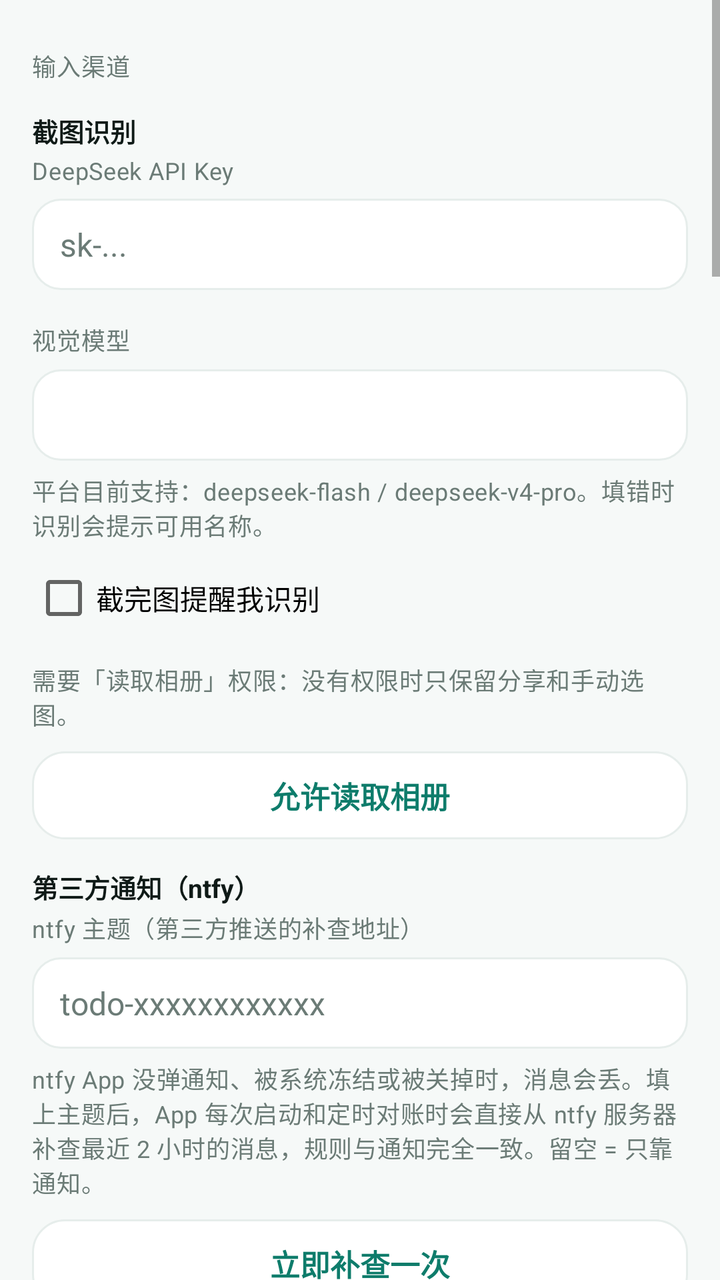
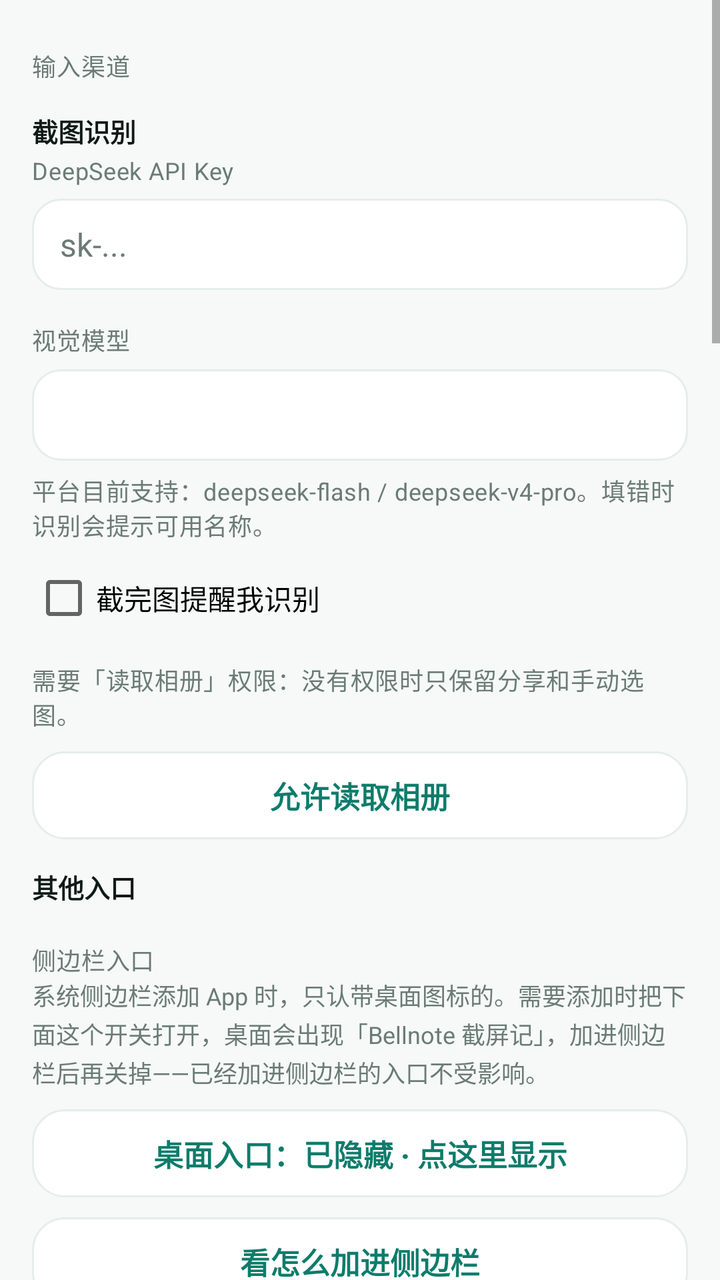

Before-and-after screenshots of an Android layout around one commit, followed by the original layout XML and the change that was made.
<!-- AndroidManifest.xml: application theme Theme.NtfyCalendar -->
<!-- res/layout/activity_settings.xml -->
﻿<?xml version="1.0" encoding="utf-8"?>
<ScrollView xmlns:android="http://schemas.android.com/apk/res/android"
    android:layout_width="match_parent"
    android:layout_height="match_parent"
    android:background="?attr/bnWindowBg">

    <LinearLayout
        android:layout_width="match_parent"
        android:layout_height="wrap_content"
        android:orientation="vertical"
        android:paddingLeft="16dp"
        android:paddingRight="16dp"
        android:paddingTop="8dp"
        android:paddingBottom="28dp">

                
        <TextView
            style="@style/FormLabel"
            android:text="输入渠道" />


        <TextView
            style="@style/SectionSubLabel"
            android:text="截图识别" />

        <TextView
            style="@style/FormLabel"
            android:layout_marginTop="0dp"
            android:text="@string/label_api_key" />

        <EditText
            android:id="@+id/etApiKey"
            style="@style/FormInput"
            android:hint="sk-..."
            android:inputType="textPassword" />

        <TextView
            style="@style/FormLabel"
            android:text="@string/label_model" />

        <EditText
            android:id="@+id/etModel"
            style="@style/FormInput"
            android:inputType="text" />

        <TextView
            android:id="@+id/tvModelHint"
            style="@style/FormLabel"
            android:layout_marginTop="6dp"
            android:text="@string/model_hint" />

        <CheckBox
            android:id="@+id/cbShotWatch"
            android:layout_width="match_parent"
            android:layout_height="wrap_content"
            android:layout_marginTop="12dp"
            android:text="@string/shot_watch_label" />

        <TextView
            android:id="@+id/tvShotWatchHint"
            style="@style/FormLabel"
            android:text="@string/shot_watch_hint" />

        <Button
            android:id="@+id/btnMediaPerm"
            style="@style/BtnTonal"
            android:layout_marginTop="10dp"
            android:text="@string/btn_grant_media" />

        
        <TextView
            style="@style/SectionSubLabel"
            android:text="第三方通知（ntfy）" />

        <TextView
            style="@style/FormLabel"
            android:layout_marginTop="0dp"
            android:text="@string/label_ntfy_topic" />

        <EditText
            android:id="@+id/etNtfyTopic"
            style="@style/FormInput"
            android:hint="todo-xxxxxxxxxxxx"
            android:inputType="text" />

        <TextView
            android:id="@+id/tvNtfyHint"
            style="@style/FormLabel"
            android:layout_marginTop="6dp"
            android:text="@string/hint_ntfy_topic" />

        <Button
            android:id="@+id/btnCatchUpNow"
            style="@style/BtnTonal"
            android:layout_marginTop="10dp"
            android:text="@string/btn_catch_up_now" />

        <Button
            android:id="@+id/btnSendTest"
            style="@style/BtnTonal"
            android:layout_marginTop="10dp"
            android:text="@string/btn_send_test" />

        <TextView
            style="@style/SectionSubLabel"
            android:text="其他 App 的通知" />

        <TextView
            style="@style/HintText"
            android:text="@string/hint_other_sources" />

        
        <TextView
            style="@style/SectionSubLabel"
            android:text="推送怎么处理" />

        <CheckBox
            android:id="@+id/cbAutoImport"
            android:layout_width="match_parent"
            android:layout_height="wrap_content"
            android:text="@string/label_auto_import" />

        <CheckBox
            android:id="@+id/cbStrictParse"
            android:layout_width="match_parent"
            android:layout_height="wrap_content"
            android:text="@string/label_strict_parse" />

        <TextView
            android:id="@+id/tvStrictHint"
            style="@style/FormLabel"
            android:text="@string/hint_strict_parse" />

        
        <TextView
            style="@style/SectionSubLabel"
            android:text="没写进日历的推送" />

        <TextView
            android:id="@+id/tvIgnored"
            style="@style/FormLabel"
            android:background="@drawable/bg_input"
            android:padding="12dp"
            android:text="@string/hint_ignored_empty" />

        <Button
            android:id="@+id/btnClearIgnored"
            style="@style/BtnTonal"
            android:layout_marginTop="10dp"
            android:text="@string/btn_clear_ignored" />

                
        <TextView
            style="@style/FormLabel"
            android:text="日历与同步" />


        <TextView
            style="@style/SectionSubLabel"
            android:layout_marginTop="10dp"
            android:text="目标日历" />

        <Spinner
            android:id="@+id/spCalendar"
            android:layout_width="match_parent"
            android:layout_height="52dp"
            android:background="@drawable/bg_input"
            android:paddingLeft="10dp"
            android:paddingRight="10dp" />

        <TextView
            android:id="@+id/tvCalendarHint"
            style="@style/FormLabel"
            android:layout_marginTop="6dp" />

        <Button
            android:id="@+id/btnCreateCalendar"
            style="@style/BtnTonal"
            android:layout_marginTop="10dp"
            android:text="@string/btn_create_calendar" />

        
        <TextView
            style="@style/FormLabel"
            android:text="@string/label_remind" />

        <EditText
            android:id="@+id/etRemind"
            style="@style/FormInput"
            android:hint="1440,60"
            android:inputType="text" />

        
        <TextView
            style="@style/SectionSubLabel"
            android:text="@string/title_reconcile" />

        <CheckBox
            android:id="@+id/cbReconcile"
            android:layout_width="match_parent"
            android:layout_height="wrap_content"
            android:text="@string/label_reconcile_enabled" />

        <TextView
            style="@style/FormLabel"
            android:text="@string/label_reconcile_interval" />

        <Spinner
            android:id="@+id/spReconcileInterval"
            android:layout_width="match_parent"
            android:layout_height="52dp"
            android:background="@drawable/bg_input"
            android:paddingLeft="10dp"
            android:paddingRight="10dp" />

        <CheckBox
            android:id="@+id/cbReconcileNotify"
            android:layout_width="match_parent"
            android:layout_height="wrap_content"
            android:text="@string/label_reconcile_notify" />

        <Button
            android:id="@+id/btnReconcileNow"
            style="@style/BtnTonal"
            android:layout_marginTop="10dp"
            android:text="@string/btn_reconcile_now" />

        
        <TextView
            style="@style/SectionSubLabel"
            android:text="备份" />

        <Button
            android:id="@+id/btnExportIcs"
            style="@style/BtnTonal"
            android:text="@string/btn_export_ics" />

        <Button
            android:id="@+id/btnBackupLedger"
            style="@style/BtnTonal"
            android:layout_marginTop="10dp"
            android:text="@string/btn_backup_ledger" />

                
        <TextView
            style="@style/FormLabel"
            android:text="外观" />


        <TextView
            style="@style/FormLabel"
            android:layout_marginTop="8dp"
            android:text="外观" />

        <TextView
            style="@style/FormLabel"
            android:layout_marginTop="0dp"
            android:text="配色主题" />

        <Spinner
            android:id="@+id/spTheme"
            android:layout_width="match_parent"
            android:layout_height="48dp"
            android:background="@drawable/bg_input"
            android:paddingLeft="10dp"
            android:paddingRight="10dp" />

        <TextView
            style="@style/FormLabel"
            android:layout_marginTop="6dp"
            android:text="@string/hint_theme" />

        <TextView
            style="@style/FormLabel"
            android:layout_marginTop="14dp"
            android:text="明暗" />

        <Spinner
            android:id="@+id/spThemeMode"
            android:layout_width="match_parent"
            android:layout_height="48dp"
            android:background="@drawable/bg_input"
            android:paddingLeft="10dp"
            android:paddingRight="10dp" />

        <TextView
            style="@style/FormLabel"
            android:layout_marginTop="6dp"
            android:text="@string/hint_theme_mode" />

                
        <TextView
            style="@style/FormLabel"
            android:text="诊断与帮助" />


        <TextView
            style="@style/SectionSubLabel"
            android:text="关于" />

        <Button
            android:id="@+id/btnAbout"
            style="@style/BtnTonal"
            android:text="@string/about_entry" />

        

        <TextView
            style="@style/SectionSubLabel"
            android:text="@string/title_permission" />

        <Button
            android:id="@+id/btnNotifAccess"
            style="@style/BtnTonal"
            android:text="@string/perm_notification" />

        <TextView
            style="@style/FormLabel"
            android:text="@string/a11y_title" />

        <TextView
            android:id="@+id/tvA11yHint"
            style="@style/FormLabel"
            android:text="@string/a11y_hint" />

        <Button
            android:id="@+id/btnOpenA11y"
            style="@style/BtnTonal"
            android:layout_marginTop="10dp"
            android:text="@string/btn_open_a11y" />

        <TextView
            style="@style/FormLabel"
            android:text="@string/sidebar_entry_title" />

        <TextView
            android:id="@+id/tvSidebarEntryHint"
            style="@style/FormLabel"
            android:text="@string/sidebar_entry_hint" />

        <Button
            android:id="@+id/btnSidebarEntry"
            style="@style/BtnTonal"
            android:layout_marginTop="10dp"
            android:text="@string/sidebar_entry_show" />

        <Button
            android:id="@+id/btnSidebarGuide"
            style="@style/BtnTonal"
            android:layout_marginTop="10dp"
            android:text="@string/btn_sidebar_guide" />

        <Button
            android:id="@+id/btnTileGuide"
            style="@style/BtnTonal"
            android:layout_marginTop="10dp"
            android:text="@string/btn_tile_guide" />

        <Button
            android:id="@+id/btnCalendarPerm"
            style="@style/BtnTonal"
            android:layout_marginTop="10dp"
            android:text="@string/perm_calendar" />

        <Button
            android:id="@+id/btnAutostart"
            style="@style/BtnTonal"
            android:layout_marginTop="10dp"
            android:text="@string/perm_autostart" />

        <Button
            android:id="@+id/btnBattery"
            style="@style/BtnTonal"
            android:layout_marginTop="10dp"
            android:text="@string/perm_battery" />

        <Button
            android:id="@+id/btnAppDetail"
            style="@style/BtnTonal"
            android:layout_marginTop="10dp"
            android:text="@string/perm_app_detail" />        <Button
            android:id="@+id/btnCrashLog"
            style="@style/BtnTonal"
            android:layout_marginTop="10dp"
            android:text="@string/btn_crash_log" />


        <Button
            android:id="@+id/btnSaveSettings"
            style="@style/BtnPrimary"
            android:layout_marginTop="26dp"
            android:text="@string/btn_save_settings" />

        
    </LinearLayout>
</ScrollView>
<!-- resources referenced by this layout -->
<resources>
  <string name="a11y_hint">只用来截当前屏幕，不读输入内容。开了之后，从系统侧边栏点「Bellnote 截屏记」就能直接截屏识别。</string>
  <string name="a11y_title">截屏服务（无障碍）</string>
  <string name="about_entry">关于 Bellnote</string>
  <string name="btn_backup_ledger">备份账本（JSON）</string>
  <string name="btn_catch_up_now">立即补查一次</string>
  <string name="btn_clear_ignored">清空这个列表</string>
  <string name="btn_crash_log">查看最近的崩溃日志</string>
  <string name="btn_create_calendar">创建本地日历（列表为空时点这里）</string>
  <string name="btn_export_ics">导出 .ics（日历备份）</string>
  <string name="btn_grant_media">允许读取相册</string>
  <string name="btn_open_a11y">去开截屏服务</string>
  <string name="btn_reconcile_now">立即对账一次</string>
  <string name="btn_save_settings">保存设置</string>
  <string name="btn_send_test">发一条测试推送（10 分钟后）</string>
  <string name="btn_sidebar_guide">看怎么加进侧边栏</string>
  <string name="btn_tile_guide">怎么把磁贴加到通知栏</string>
  <string name="hint_ignored_empty">暂时没有（没认出时间、缺权限、写日历失败的都会记在这里）</string>
  <string name="hint_ntfy_topic">ntfy App 没弹通知、被系统冻结或被关掉时，消息会丢。填上主题后，App 每次启动和定时对账时会直接从 ntfy 服务器补查最近 2 小时的消息，规则与通知完全一致。留空 = 只靠通知。</string>
  <string name="hint_other_sources">微信 / QQ / 钉钉：暂不支持。以后会加「只读哪些 App 的通知」白名单，届时在这里勾选。</string>
  <string name="hint_strict_parse">不开这个的话，认不出「标题 / 时间」的推送消息也会按「当前时间 +1 小时」塞进日历，很容易堆一堆没用的条目。</string>
  <string name="hint_theme">换配色会立刻生效，深浅色在下面单独选。</string>
  <string name="hint_theme_mode">默认跟随系统；手动选浅色 / 深色后就不再跟着系统变。</string>
  <string name="label_api_key">DeepSeek API Key</string>
  <string name="label_auto_import">自动把第三方推送写入日历</string>
  <string name="label_model">视觉模型</string>
  <string name="label_ntfy_topic">ntfy 主题（第三方推送的补查地址）</string>
  <string name="label_reconcile_enabled">定时对账（本地清单 vs 手机日历）</string>
  <string name="label_reconcile_interval">对账间隔</string>
  <string name="label_reconcile_notify">有差异时发通知</string>
  <string name="label_remind">提醒（分钟，逗号分隔，最多 3 条）</string>
  <string name="label_strict_parse">只收带时间的待办（推荐）</string>
  <string name="model_hint">平台目前支持：deepseek-flash / deepseek-v4-pro。填错时识别会提示可用名称。</string>
  <string name="perm_app_detail">应用详情页</string>
  <string name="perm_autostart">自启动管理（realme）</string>
  <string name="perm_battery">电池 / 后台耗电白名单</string>
  <string name="perm_calendar">日历读写权限</string>
  <string name="perm_notification">通知使用权（读取第三方推送）</string>
  <string name="shot_watch_hint">需要「读取相册」权限：没有权限时只保留分享和手动选图。</string>
  <string name="shot_watch_label">截完图提醒我识别</string>
  <string name="sidebar_entry_hint">系统侧边栏添加 App 时，只认带桌面图标的。需要添加时把下面这个开关打开，桌面会出现「Bellnote 截屏记」，加进侧边栏后再关掉——已经加进侧边栏的入口不受影响。</string>
  <string name="sidebar_entry_show">桌面入口：已隐藏 · 点这里显示</string>
  <string name="sidebar_entry_title">侧边栏入口</string>
  <string name="title_permission">权限与后台设置</string>
  <string name="title_reconcile">日历对账</string>
  <style name="HintText">
          <item name="android:layout_width">match_parent</item>
          <item name="android:layout_height">wrap_content</item>
          <item name="android:textSize">12sp</item>
          <item name="android:lineSpacingExtra">2dp</item>
          <item name="android:textColor">?attr/bnTextSecondary</item>
      </style>
  <color name="primary">#FF0E7C6B</color>
  <color name="primary_dark">#FF0A5A4D</color>
  <color name="text_on_primary">#FFFFFFFF</color>
  <color name="accent">#FFF59E0B</color>
  <color name="window_bg">#FFF6F9F8</color>
  <color name="surface">#FFFFFFFF</color>
  <color name="card_bg">#FFFFFFFF</color>
  <color name="card_stroke">#FFE6EDEB</color>
  <color name="divider">#FFEDF2F0</color>
  <color name="text_primary">#FF0F1A17</color>
  <color name="text_secondary">#FF6B7B76</color>
  <color name="chip_bg">#FFECF6F3</color>
  <color name="icon_bg">#FFF1F5F4</color>
  <color name="danger">#FFC94848</color>
  <color name="nav_bg">#FFFFFFFF</color>
  <color name="ripple">#140E7C6B</color>
  <!-- unchanged entries left out for length: 10 -->
</resources>

<!-- the commit's change to res/layout/activity_settings.xml (unified diff, before → after) -->
@@ -67,89 +67,75 @@
             android:layout_marginTop="10dp"
             android:text="@string/btn_grant_media" />
 
+                <TextView
+            style="@style/SectionSubLabel"
+            android:text="其他入口" />
+
+        <TextView
+            style="@style/FormLabel"
+            android:text="@string/sidebar_entry_title" />
+
+        <TextView
+            android:id="@+id/tvSidebarEntryHint"
+            style="@style/HintText"
+            android:text="@string/sidebar_entry_hint" />
+
+        <Button
+            android:id="@+id/btnSidebarEntry"
+            style="@style/BtnTonal"
+            android:layout_marginTop="10dp"
+            android:text="@string/sidebar_entry_show" />
+
+        <Button
+            android:id="@+id/btnSidebarGuide"
+            style="@style/BtnTonal"
+            android:layout_marginTop="10dp"
+            android:text="@string/btn_sidebar_guide" />
+
+        <Button
+            android:id="@+id/btnTileGuide"
+            style="@style/BtnTonal"
+            android:layout_marginTop="10dp"
+            android:text="@string/btn_tile_guide" />
+
+        <TextView
+            style="@style/SectionSubLabel"
+            android:text="系统权限" />
+
+        <Button
+            android:id="@+id/btnNotifAccess"
+            style="@style/BtnTonal"
+            android:text="@string/perm_notification" />
+
+        <TextView
+            style="@style/FormLabel"
+            android:text="@string/a11y_title" />
+
+        <TextView
+            android:id="@+id/tvA11yHint"
+            style="@style/HintText"
+            android:text="@string/a11y_hint" />
+
+        <Button
+            android:id="@+id/btnOpenA11y"
+            style="@style/BtnTonal"
+            android:layout_marginTop="10dp"
+            android:text="@string/btn_open_a11y" />
+
+
+        <Button
+            android:id="@+id/btnNtfy"
+            style="@style/BtnTonal"
+            android:layout_marginTop="14dp"
+            android:text="高级 · 第三方推送" />
+
+        <TextView
+            android:id="@+id/tvNtfySummary"
+            style="@style/HintText"
+            android:visibility="gone"
+            android:text="已启用" />
+
         
-        <TextView
-            style="@style/SectionSubLabel"
-            android:text="第三方通知（ntfy）" />
-
-        <TextView
-            style="@style/FormLabel"
-            android:layout_marginTop="0dp"
-            android:text="@string/label_ntfy_topic" />
-
-        <EditText
-            android:id="@+id/etNtfyTopic"
-            style="@style/FormInput"
-            android:hint="todo-xxxxxxxxxxxx"
-            android:inputType="text" />
-
-        <TextView
-            android:id="@+id/tvNtfyHint"
-            style="@style/FormLabel"
-            android:layout_marginTop="6dp"
-            android:text="@string/hint_ntfy_topic" />
-
-        <Button
-            android:id="@+id/btnCatchUpNow"
-            style="@style/BtnTonal"
-            android:layout_marginTop="10dp"
-            android:text="@string/btn_catch_up_now" />
-
-        <Button
-            android:id="@+id/btnSendTest"
-            style="@style/BtnTonal"
-            android:layout_marginTop="10dp"
-            android:text="@string/btn_send_test" />
-
-        <TextView
-            style="@style/SectionSubLabel"
-            android:text="其他 App 的通知" />
-
-        <TextView
-            style="@style/HintText"
-            android:text="@string/hint_other_sources" />
-
-        
-        <TextView
-            style="@style/SectionSubLabel"
-            android:text="推送怎么处理" />
-
-        <CheckBox
-            android:id="@+id/cbAutoImport"
-            android:layout_width="match_parent"
-            android:layout_height="wrap_content"
-            android:text="@string/label_auto_import" />
-
-        <CheckBox
-            android:id="@+id/cbStrictParse"
-            android:layout_width="match_parent"
-            android:layout_height="wrap_content"
-            android:text="@string/label_strict_parse" />
-
-        <TextView
-            android:id="@+id/tvStrictHint"
-            style="@style/FormLabel"
-            android:text="@string/hint_strict_parse" />
-
-        
-        <TextView
-            style="@style/SectionSubLabel"
-            android:text="没写进日历的推送" />
-
-        <TextView
-            android:id="@+id/tvIgnored"
-            style="@style/FormLabel"
-            android:background="@drawable/bg_input"
-            android:padding="12dp"
-            android:text="@string/hint_ignored_empty" />
-
-        <Button
-            android:id="@+id/btnClearIgnored"
-            style="@style/BtnTonal"
-            android:layout_marginTop="10dp"
-            android:text="@string/btn_clear_ignored" />
-
-                
         <TextView
             style="@style/FormLabel"
             android:text="日历与同步" />
@@ -225,7 +211,29 @@
             android:layout_marginTop="10dp"
             android:text="@string/btn_reconcile_now" />
 
-        
+                <Button
+            android:id="@+id/btnCalendarPerm"
+            style="@style/BtnTonal"
+            android:layout_marginTop="10dp"
+            android:text="@string/perm_calendar" />
+
+        <TextView
+            style="@style/SectionSubLabel"
+            android:text="后台不被杀" />
+
+        <Button
+            android:id="@+id/btnBattery"
+            style="@style/BtnTonal"
+            android:layout_marginTop="10dp"
+            android:text="@string/perm_battery" />
+
+        <Button
+            android:id="@+id/btnAutostart"
+            style="@style/BtnTonal"
+            android:layout_marginTop="10dp"
+            android:text="@string/perm_autostart" />
+
+
         <TextView
             style="@style/SectionSubLabel"
             android:text="备份" />
@@ -303,86 +311,17 @@
             style="@style/BtnTonal"
             android:text="@string/about_entry" />
 
-        
-
-        <TextView
-            style="@style/SectionSubLabel"
-            android:text="@string/title_permission" />
-
-        <Button
-            android:id="@+id/btnNotifAccess"
-            style="@style/BtnTonal"
-            android:text="@string/perm_notification" />
-
-        <TextView
-            style="@style/FormLabel"
-            android:text="@string/a11y_title" />
-
-        <TextView
-            android:id="@+id/tvA11yHint"
-            style="@style/FormLabel"
-            android:text="@string/a11y_hint" />
-
-        <Button
-            android:id="@+id/btnOpenA11y"
-            style="@style/BtnTonal"
-            android:layout_marginTop="10dp"
-            android:text="@string/btn_open_a11y" />
-
-        <TextView
-            style="@style/FormLabel"
-            android:text="@string/sidebar_entry_title" />
-
-        <TextView
-            android:id="@+id/tvSidebarEntryHint"
-            style="@style/FormLabel"
-            android:text="@string/sidebar_entry_hint" />
-
-        <Button
-            android:id="@+id/btnSidebarEntry"
-            style="@style/BtnTonal"
-            android:layout_marginTop="10dp"
-            android:text="@string/sidebar_entry_show" />
-
-        <Button
-            android:id="@+id/btnSidebarGuide"
-            style="@style/BtnTonal"
-            android:layout_marginTop="10dp"
-            android:text="@string/btn_sidebar_guide" />
-
-        <Button
-            android:id="@+id/btnTileGuide"
-            style="@style/BtnTonal"
-            android:layout_marginTop="10dp"
-            android:text="@string/btn_tile_guide" />
-
-        <Button
-            android:id="@+id/btnCalendarPerm"
-            style="@style/BtnTonal"
-            android:layout_marginTop="10dp"
-            android:text="@string/perm_calendar" />
-
-        <Button
-            android:id="@+id/btnAutostart"
-            style="@style/BtnTonal"
-            android:layout_marginTop="10dp"
-            android:text="@string/perm_autostart" />
-
-        <Button
-            android:id="@+id/btnBattery"
-            style="@style/BtnTonal"
-            android:layout_marginTop="10dp"
-            android:text="@string/perm_battery" />
+                <Button
+            android:id="@+id/btnCrashLog"
+            style="@style/BtnTonal"
+            android:layout_marginTop="10dp"
+            android:text="@string/btn_crash_log" />
 
         <Button
             android:id="@+id/btnAppDetail"
             style="@style/BtnTonal"
             android:layout_marginTop="10dp"
-            android:text="@string/perm_app_detail" />        <Button
-            android:id="@+id/btnCrashLog"
-            style="@style/BtnTonal"
-            android:layout_marginTop="10dp"
-            android:text="@string/btn_crash_log" />
+            android:text="@string/perm_app_detail" />
 
 
         <Button
<!-- resource entries referenced after the edit -->
@@ -4,8 +4,6 @@
   <string name="a11y_title">截屏服务（无障碍）</string>
   <string name="about_entry">关于 Bellnote</string>
   <string name="btn_backup_ledger">备份账本（JSON）</string>
-  <string name="btn_catch_up_now">立即补查一次</string>
-  <string name="btn_clear_ignored">清空这个列表</string>
   <string name="btn_crash_log">查看最近的崩溃日志</string>
   <string name="btn_create_calendar">创建本地日历（列表为空时点这里）</string>
   <string name="btn_export_ics">导出 .ics（日历备份）</string>
@@ -13,24 +11,16 @@
   <string name="btn_open_a11y">去开截屏服务</string>
   <string name="btn_reconcile_now">立即对账一次</string>
   <string name="btn_save_settings">保存设置</string>
-  <string name="btn_send_test">发一条测试推送（10 分钟后）</string>
   <string name="btn_sidebar_guide">看怎么加进侧边栏</string>
   <string name="btn_tile_guide">怎么把磁贴加到通知栏</string>
-  <string name="hint_ignored_empty">暂时没有（没认出时间、缺权限、写日历失败的都会记在这里）</string>
-  <string name="hint_ntfy_topic">ntfy App 没弹通知、被系统冻结或被关掉时，消息会丢。填上主题后，App 每次启动和定时对账时会直接从 ntfy 服务器补查最近 2 小时的消息，规则与通知完全一致。留空 = 只靠通知。</string>
-  <string name="hint_other_sources">微信 / QQ / 钉钉：暂不支持。以后会加「只读哪些 App 的通知」白名单，届时在这里勾选。</string>
-  <string name="hint_strict_parse">不开这个的话，认不出「标题 / 时间」的推送消息也会按「当前时间 +1 小时」塞进日历，很容易堆一堆没用的条目。</string>
   <string name="hint_theme">换配色会立刻生效，深浅色在下面单独选。</string>
   <string name="hint_theme_mode">默认跟随系统；手动选浅色 / 深色后就不再跟着系统变。</string>
   <string name="label_api_key">DeepSeek API Key</string>
-  <string name="label_auto_import">自动把第三方推送写入日历</string>
   <string name="label_model">视觉模型</string>
-  <string name="label_ntfy_topic">ntfy 主题（第三方推送的补查地址）</string>
   <string name="label_reconcile_enabled">定时对账（本地清单 vs 手机日历）</string>
   <string name="label_reconcile_interval">对账间隔</string>
   <string name="label_reconcile_notify">有差异时发通知</string>
   <string name="label_remind">提醒（分钟，逗号分隔，最多 3 条）</string>
-  <string name="label_strict_parse">只收带时间的待办（推荐）</string>
   <string name="model_hint">平台目前支持：deepseek-flash / deepseek-v4-pro。填错时识别会提示可用名称。</string>
   <string name="perm_app_detail">应用详情页</string>
   <string name="perm_autostart">自启动管理（realme）</string>
@@ -42,7 +32,6 @@
   <string name="sidebar_entry_hint">系统侧边栏添加 App 时，只认带桌面图标的。需要添加时把下面这个开关打开，桌面会出现「Bellnote 截屏记」，加进侧边栏后再关掉——已经加进侧边栏的入口不受影响。</string>
   <string name="sidebar_entry_show">桌面入口：已隐藏 · 点这里显示</string>
   <string name="sidebar_entry_title">侧边栏入口</string>
-  <string name="title_permission">权限与后台设置</string>
   <string name="title_reconcile">日历对账</string>
   <style name="HintText">
           <item name="android:layout_width">match_parent</item>
